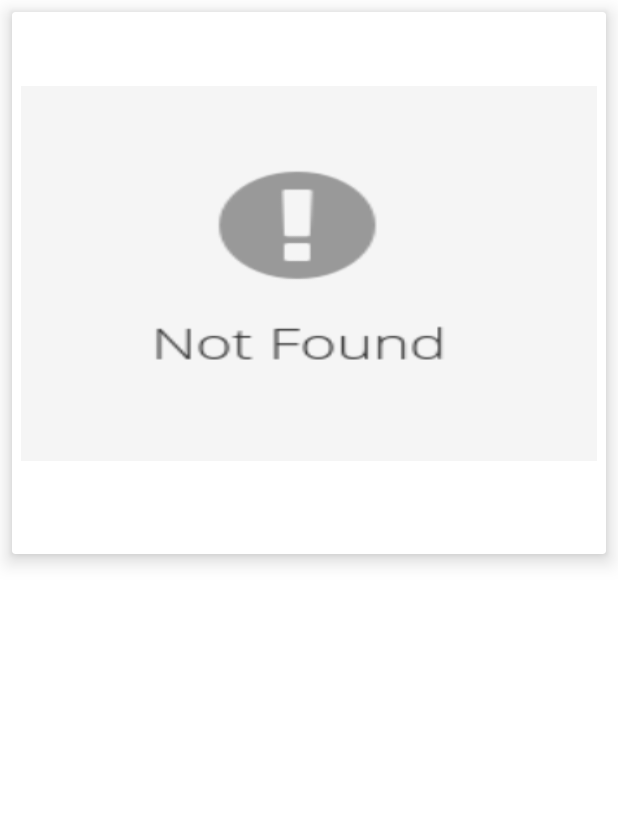
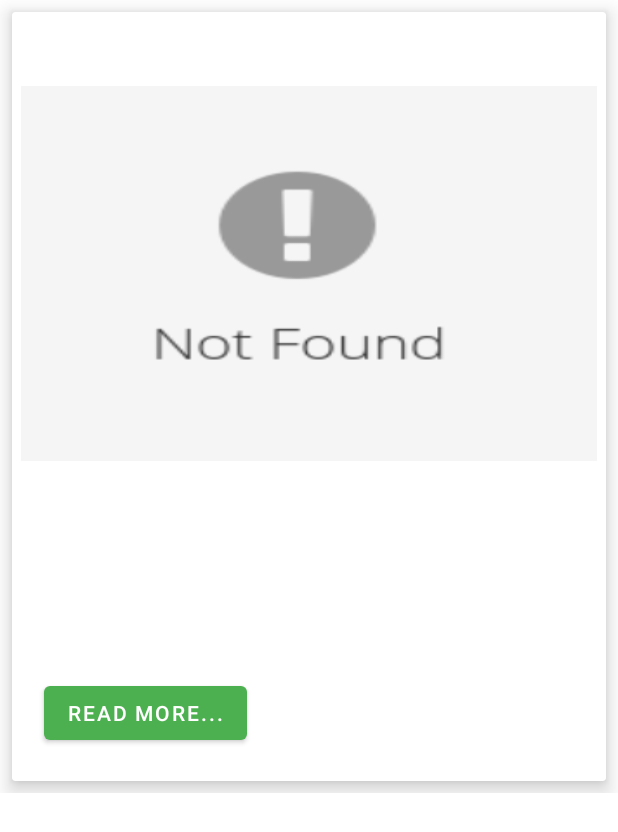
Before and after one commit to joerush18/easy-news-app, an Android app: the layout activity_details.xml on its own in the app's theme, with its tools: preview values and no code run, on a phone screen of 412 x 824 dp. Shown: the top 832 px of the screen. Run offline under Robolectric (Android 15) with nearby library versions, the phone set to English and light mode, and no system bars.

Commit message:
Add feature 1 (#7)

```diff
--- a/app/src/main/java/com/example/easy_news/CustomViewHolder.java
+++ b/app/src/main/java/com/example/easy_news/CustomViewHolder.java
@@ -9,9 +9,10 @@ import androidx.cardview.widget.CardView;
 import androidx.recyclerview.widget.RecyclerView;
 
 public class CustomViewHolder extends RecyclerView.ViewHolder {
-    TextView text_title , text_source;
+    TextView text_title, text_source;
     ImageView img_headline;
-    CardView cardView ;
+    CardView cardView;
+
     public CustomViewHolder(@NonNull View itemView) {
         super(itemView);
         text_title = itemView.findViewById(R.id.text_title);
--- a/app/src/main/res/layout/activity_details.xml
+++ b/app/src/main/res/layout/activity_details.xml
@@ -9,71 +9,85 @@
 
     <ScrollView
         android:layout_width="match_parent"
-        android:layout_height="match_parent"
-        >
+        android:layout_height="match_parent">
+
         <LinearLayout
             android:layout_width="match_parent"
             android:layout_height="wrap_content"
             android:orientation="vertical">
+
             <androidx.cardview.widget.CardView
-                app:cardElevation="8dp"
+                android:layout_width="match_parent"
+                android:layout_height="wrap_content"
                 android:layout_margin="8dp"
-                android:layout_width="match_parent"
-                android:layout_height="wrap_content">
+                app:cardElevation="8dp">
+
                 <LinearLayout
                     android:layout_width="match_parent"
                     android:layout_height="wrap_content"
                     android:layout_margin="6dp"
                     android:orientation="vertical">
+
                     <TextView
+                        android:id="@+id/text_details_title"
                         android:layout_width="match_parent"
-        android:id="@+id/text_details_title"
+                        android:layout_height="wrap_content"
                         android:textColor="@color/black"
-        android:textStyle="bold"
                         android:textSize="26sp"
-        android:layout_height="wrap_content">
+                        android:textStyle="bold">
 
                     </TextView>
+
                     <ImageView
+                        android:id="@+id/img_details_news"
                         android:layout_width="match_parent"
                         android:layout_height="250dp"
-        android:id="@+id/img_details_news"
+                        android:layout_marginTop="8dp"
                         android:scaleType="fitXY"
-        android:src="@drawable/notfound"
-        android:layout_marginTop="8dp"
-        />
+                        android:src="@drawable/notfound" />
+
                     <TextView
+                        android:id="@+id/text_details_author"
                         android:layout_width="match_parent"
                         android:layout_height="wrap_content"
-        android:id="@+id/text_details_author"
                         android:layout_marginTop="6dp"
                         android:textColor="@color/purple_500"
-        android:textSize="16sp"/>
+                        android:textSize="16sp" />
+
                     <TextView
+                        android:id="@+id/text_details_time"
                         android:layout_width="match_parent"
                         android:layout_height="wrap_content"
-        android:id="@+id/text_details_time"
                         android:layout_marginTop="6dp"
                         android:textColor="@color/black"
-        android:textSize="16sp"/>
+                        android:textSize="16sp" />
+
+                    <TextView
+                        android:id="@+id/text_details_detail"
+                        android:layout_width="match_parent"
+                        android:layout_height="wrap_content"
+                        android:layout_marginTop="8dp"
+                        android:textColor="@color/black"
+                        android:textSize="22sp" />
+
+                    <TextView
+                        android:id="@+id/text_details_content"
+                        android:layout_width="match_parent"
+                        android:layout_height="wrap_content"
+                        android:layout_marginTop="8dp"
+
+                        android:textColor="@color/black"
+                        android:textSize="20sp" />
+
+                    <Button
+                        android:id="@+id/btn_details_readMore"
+                        android:layout_width="wrap_content"
+                        android:layout_height="match_parent"
+                        android:layout_margin="15dp"
+                        android:text="Read More..." />
                 </LinearLayout>
             </androidx.cardview.widget.CardView>
-            <TextView
-                android:id="@+id/text_details_detail"
-                android:textSize="22sp"
-                android:textColor="@color/black"
-                android:layout_marginTop="8dp"
 
-                android:layout_width="match_parent"
-                android:layout_height="wrap_content"/>
-            <TextView
-                android:id="@+id/text_details_content"
-                android:textSize="20sp"
-                android:textColor="@color/black"
-                android:layout_marginTop="8dp"
-
-                android:layout_width="match_parent"
-                android:layout_height="wrap_content"/>
         </LinearLayout>
     </ScrollView>
 
```
Also changed, not shown: app/src/main/java/com/example/easy_news/DetailsActivity.java (+28 -3 lines), app/src/main/java/com/example/easy_news/MainActivity.java (+7 -8 lines), app/src/main/java/com/example/easy_news/RequestManager.java (+4 -5 lines). Lines whose indentation alone changed are shown as unchanged.
